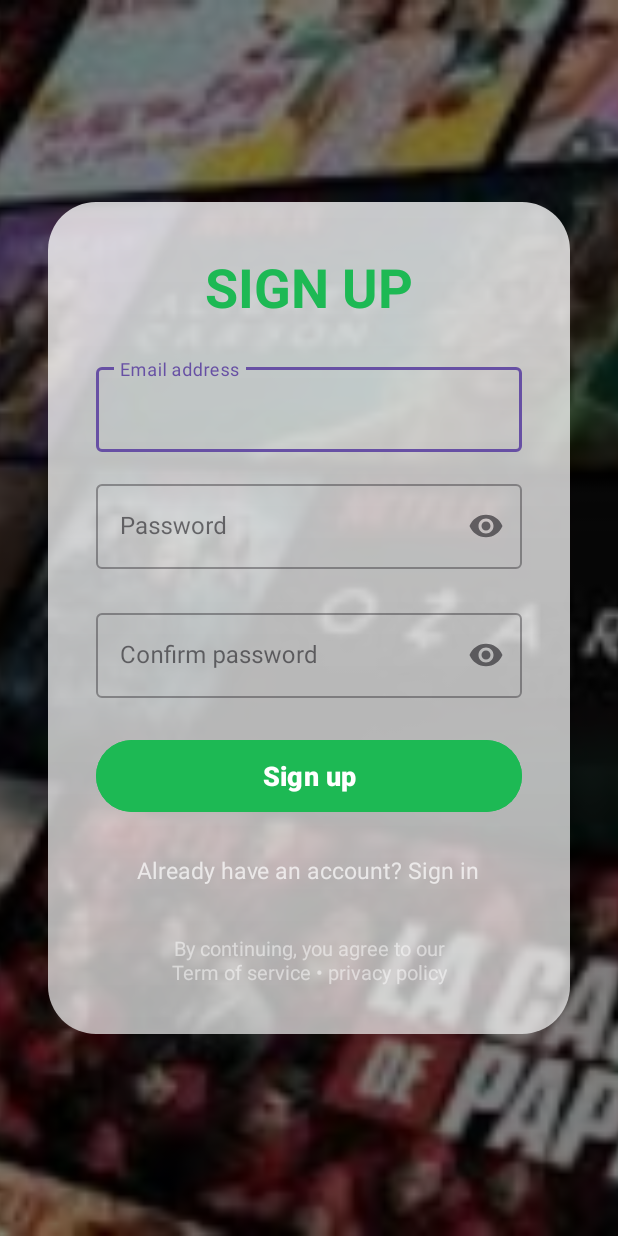
After one commit to LouisHoangrn/ticket-booking-android, an Android app: the SignUpActivity screen opened directly, with no data from a screen before it, on a phone screen of 412 x 824 dp. The commit adds this screen. Run offline under Robolectric (Android 15) with nearby library versions, the phone set to English and light mode, and no system bars.

Commit message:
from splash to login

```diff
--- a/app/build.gradle.kts
+++ b/app/build.gradle.kts
@@ -48,4 +48,5 @@ dependencies {
     testImplementation(libs.junit)
     androidTestImplementation(libs.ext.junit)
     androidTestImplementation(libs.espresso.core)
+    implementation("com.google.android.material:material:1.11.0")
 }
--- /dev/null
+++ b/app/src/main/java/com/finalexam/project/SignUpActivity.kt
@@ -0,0 +1,47 @@
+package com.finalexam.project
+
+import android.content.Intent
+import android.os.Bundle
+import android.widget.Toast
+import androidx.appcompat.app.AppCompatActivity
+import com.finalexam.project.databinding.ActivitySignupBinding   // hoặc ActivitySignUpBinding tùy tên file
+
+class SignUpActivity : AppCompatActivity() {
+
+    private lateinit var binding: ActivitySignupBinding
+
+    override fun onCreate(savedInstanceState: Bundle?) {
+        super.onCreate(savedInstanceState)
+        binding = ActivitySignupBinding.inflate(layoutInflater)
+        setContentView(binding.root)
+
+        binding.btnSignUp.setOnClickListener {
+            val email = binding.edtEmail.text.toString().trim()
+            val pass = binding.edtPassword.text.toString().trim()
+            val confirm = binding.edtConfirmPassword.text.toString().trim()
+
+            when {
+                email.isEmpty() || pass.isEmpty() || confirm.isEmpty() -> {
+                    Toast.makeText(this, "Vui lòng nhập đầy đủ thông tin", Toast.LENGTH_SHORT).show()
+                }
+                pass != confirm -> {
+                    Toast.makeText(this, "Mật khẩu xác nhận không khớp", Toast.LENGTH_SHORT).show()
+                }
+                pass.length < 6 -> {
+                    Toast.makeText(this, "Mật khẩu phải từ 6 ký tự trở lên", Toast.LENGTH_SHORT).show()
+                }
+                else -> {
+                    // TODO: Gọi API đăng ký ở đây
+                    Toast.makeText(this, "Đăng ký thành công!", Toast.LENGTH_SHORT).show()
+                    startActivity(Intent(this, LoginActivity::class.java))
+                    finish()
+                }
+            }
+        }
+
+        binding.btnToLogin.setOnClickListener {
+            startActivity(Intent(this, LoginActivity::class.java))
+            finish()
+        }
+    }
+}
--- a/app/src/main/java/com/finalexam/project/activity/SplashActivity.kt
+++ b/app/src/main/java/com/finalexam/project/activity/SplashActivity.kt
@@ -4,8 +4,8 @@ import android.content.Intent
 import android.os.Bundle
 import androidx.activity.enableEdgeToEdge
 import androidx.appcompat.app.AppCompatActivity
+import com.finalexam.project.LoginActivity
 import com.finalexam.project.databinding.ActivitySplashBinding
-
 class SplashActivity : AppCompatActivity() {
 
     private lateinit var binding: ActivitySplashBinding
@@ -17,7 +17,8 @@ class SplashActivity : AppCompatActivity() {
         setContentView(binding.root)
 
         binding.startBtn.setOnClickListener {
-            startActivity(Intent(this, MainActivity::class.java))
+            startActivity(Intent(this, LoginActivity::class.java))
+            finish()
         }
     }
 }
--- /dev/null
+++ b/app/src/main/res/drawable/bg_login_card.xml
@@ -0,0 +1,8 @@
+<?xml version="1.0" encoding="utf-8"?>
+<shape xmlns:android="http://schemas.android.com/apk/res/android">
+    <gradient
+        android:startColor="#C6FFFFFF"
+        android:endColor="#B3F5F5F5"
+        android:angle="270" />
+    <corners android:radius="32dp" />
+</shape>
--- /dev/null
+++ b/app/src/main/res/drawable/circle_green.xml
@@ -0,0 +1,6 @@
+<?xml version="1.0" encoding="utf-8"?>
+<shape xmlns:android="http://schemas.android.com/apk/res/android">
+    <solid android:color="#1DB954" />
+    <size android:width="80dp" android:height="80dp"/>
+    <corners android:radius="40dp"/>
+</shape>
--- /dev/null
+++ b/app/src/main/res/layout/activity_signup.xml
@@ -0,0 +1,131 @@
+<?xml version="1.0" encoding="utf-8"?>
+<RelativeLayout xmlns:android="http://schemas.android.com/apk/res/android"
+    android:layout_width="match_parent"
+    android:layout_height="match_parent"
+    xmlns:app="http://schemas.android.com/apk/res-auto">
+
+    <!-- Nền phim (bạn sẽ thay bằng hình thật sau) -->
+    <ImageView
+        android:id="@+id/imgBackground"
+        android:layout_width="match_parent"
+        android:layout_height="match_parent"
+        android:scaleType="centerCrop"
+        android:src="@drawable/bg_netflix" />  <!-- bạn thêm ảnh này vào drawable -->
+
+    <!-- Lớp mờ tối -->
+    <View
+        android:layout_width="match_parent"
+        android:layout_height="match_parent"
+        android:background="#80000000" />
+
+    <LinearLayout
+        android:layout_width="match_parent"
+        android:layout_height="wrap_content"
+        android:layout_centerInParent="true"
+        android:layout_marginHorizontal="32dp"
+        android:background="@drawable/bg_login_card"
+        android:elevation="12dp"
+        android:orientation="vertical"
+        android:padding="32dp">
+
+        <!-- Icon người + Welcome -->
+<!--        <ImageView-->
+<!--            android:layout_width="80dp"-->
+<!--            android:layout_height="80dp"-->
+<!--            android:layout_gravity="center_horizontal"-->
+<!--            android:layout_marginBottom="16dp"-->
+<!--            android:background="@drawable/circle_green"-->
+<!--            android:padding="16dp"-->
+<!--            android:src="@android:drawable/ic_menu_myplaces" />-->
+
+        <TextView
+            android:layout_width="wrap_content"
+            android:layout_height="wrap_content"
+            android:layout_gravity="center_horizontal"
+            android:layout_marginBottom="24dp"
+            android:text="SIGN UP"
+            android:textColor="#1DB954"
+            android:textSize="36sp"
+            android:textStyle="bold" />
+
+        <!-- Email -->
+        <com.google.android.material.textfield.TextInputLayout
+            android:layout_width="match_parent"
+            android:layout_height="wrap_content"
+            android:layout_marginBottom="16dp"
+            style="@style/Widget.MaterialComponents.TextInputLayout.OutlinedBox"
+            android:hint="Email address">
+
+            <com.google.android.material.textfield.TextInputEditText
+                android:id="@+id/edtEmail"
+                android:layout_width="match_parent"
+                android:layout_height="wrap_content"
+                android:inputType="textEmailAddress" />
+
+        </com.google.android.material.textfield.TextInputLayout>
+
+        <!-- Password -->
+        <com.google.android.material.textfield.TextInputLayout
+            android:layout_width="match_parent"
+            android:layout_height="wrap_content"
+            android:layout_marginBottom="24dp"
+            style="@style/Widget.MaterialComponents.TextInputLayout.OutlinedBox"
+            android:hint="Password"
+            app:endIconMode="password_toggle">
+
+            <com.google.android.material.textfield.TextInputEditText
+                android:id="@+id/edtPassword"
+                android:layout_width="match_parent"
+                android:layout_height="wrap_content"
+                android:inputType="textPassword" />
+
+        </com.google.android.material.textfield.TextInputLayout>
+        <com.google.android.material.textfield.TextInputLayout
+            android:layout_width="match_parent"
+            android:layout_height="wrap_content"
+            android:layout_marginBottom="24dp"
+            style="@style/Widget.MaterialComponents.TextInputLayout.OutlinedBox"
+            android:hint="Confirm password"
+            app:endIconMode="password_toggle">
+
+            <com.google.android.material.textfield.TextInputEditText
+                android:id="@+id/edtConfirmPassword"
+                android:layout_width="match_parent"
+                android:layout_height="wrap_content"
+                android:inputType="textPassword" />
+        </com.google.android.material.textfield.TextInputLayout>
+
+        <!-- Nút Sign in -->
+        <Button
+            android:id="@+id/btnSignUp"
+            android:layout_width="match_parent"
+            android:layout_height="56dp"
+            android:backgroundTint="#1DB954"
+            android:text="Sign up"
+            android:textColor="#FFFFFF"
+            android:textSize="18sp"
+            android:textStyle="bold" />
+
+        <!-- Đăng ký -->
+        <TextView
+            android:id="@+id/btnToLogin"
+            android:layout_width="wrap_content"
+            android:layout_height="wrap_content"
+            android:layout_gravity="center_horizontal"
+            android:layout_marginTop="24dp"
+            android:text="Already have an account? Sign in"
+            android:textColor="#B0FFFFFF"
+            android:textSize="15sp" />
+
+        <!-- Điều khoản -->
+        <TextView
+            android:layout_width="wrap_content"
+            android:layout_height="wrap_content"
+            android:layout_gravity="center_horizontal"
+            android:layout_marginTop="32dp"
+            android:text="By continuing, you agree to our\nTerm of service • privacy policy"
+            android:textAlignment="center"
+            android:textColor="#80FFFFFF"
+            android:textSize="13sp" />
+    </LinearLayout>
+</RelativeLayout>
```
Also changed, not shown: app/src/main/AndroidManifest.xml (+16 -6 lines), app/src/main/java/com/finalexam/project/LoginActivity.kt (added, +36 -0 lines), app/src/main/res/layout/activity_login.xml (added, +126 -0 lines), app/src/main/res/drawable/bg_netflix.jpg (added).
